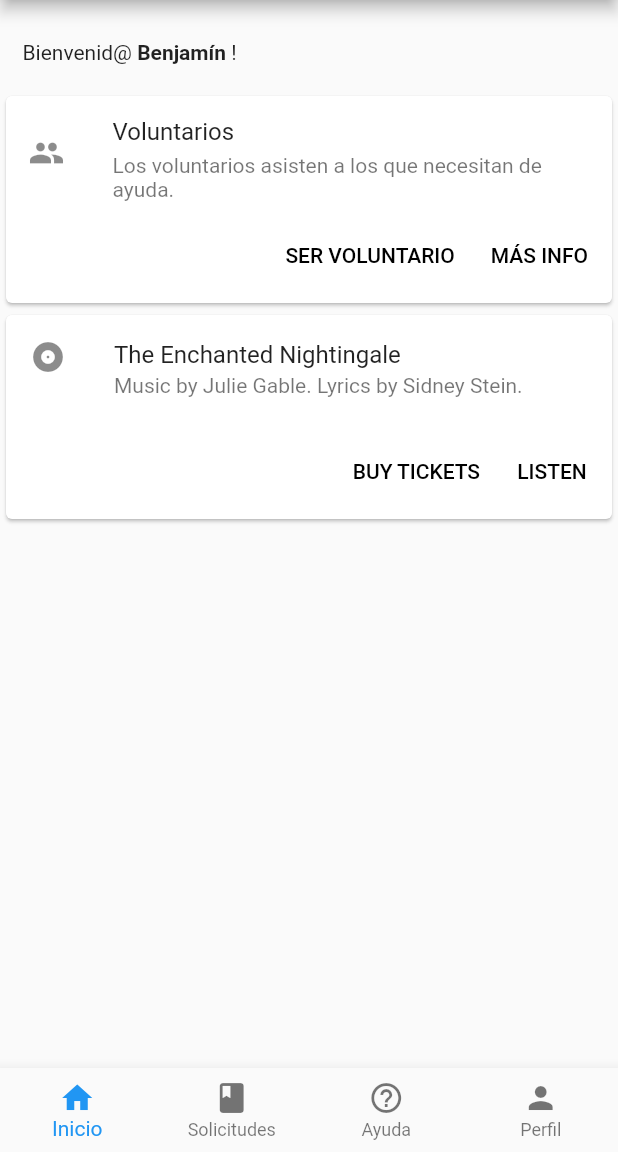
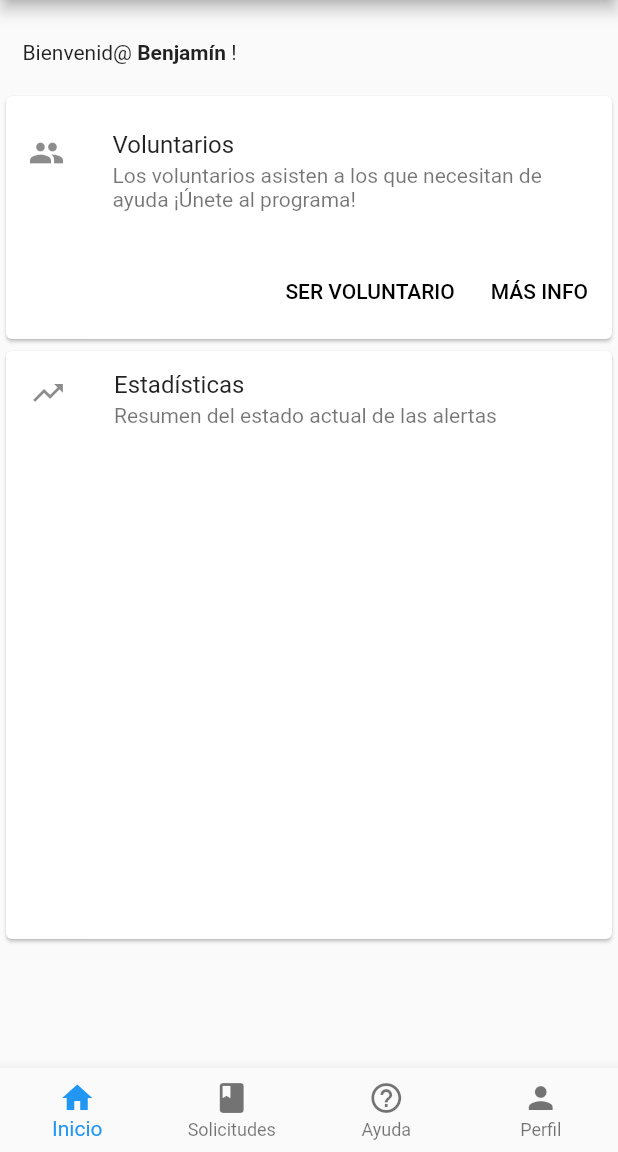
Before and after one commit to begandroide/sars-help, a Flutter app: the HomePage screen opened directly, on a phone screen of 412 x 824 dp, the part 84-1236 px from its top. Run offline on Flutter 3.47's test engine with Material 2 defaults, Android fonts, the phone set to English and light mode, and no system bars; our stand-ins replace cloud_firestore, firebase_auth, google_maps_flutter; missing offline and left inert: age; accounts and stored records are empty.

Commit message:
Vista de home content es modificada para mostrar info requerida, queda pendiente hacer todo el detalle dentro de los cards y distintas ventanas cuando presiona un botón.

```diff
--- a/sarshelp/lib/screens/home_content.dart
+++ b/sarshelp/lib/screens/home_content.dart
@@ -2,17 +2,33 @@
 import 'package:flutter/cupertino.dart';
 import 'package:flutter/material.dart';
 
-class HomeContent extends StatelessWidget {
+class HomeContent extends StatefulWidget {
+  @override
+  _HomeContentState createState() => _HomeContentState();
+}
+
+class _HomeContentState extends State<HomeContent> {
+  BuildContext context;
+
   @override
   Widget build(BuildContext context) {
-    return showHomeContent(context);
+    this.context = context;
+    return showHomeContent();
   }
 
+  Widget showHomeContent() {
+    return Center(
+        child: Column(children: <Widget>[
+          _getWelcomeHeader(),
+          _getVoluntiersCard(),
+          _getGeneralStatistics()
+
+        ],)
+      );
   }
 
-Widget showHomeContent(BuildContext context) {
-  return Center(
-      child: Column(children: <Widget>[
+  Widget _getWelcomeHeader() {
+    return
       Container(
         alignment: Alignment.centerLeft,
         height: 50.0,
@@ -27,7 +43,11 @@ Widget showHomeContent(BuildContext context) {
             ]
           )
         ),
-        ),
+      );
+  }
+
+  Widget _getVoluntiersCard() {
+    return
       Card(
         child: Column(
           mainAxisSize: MainAxisSize.min,
@@ -35,14 +55,11 @@ Widget showHomeContent(BuildContext context) {
             const ListTile(
               leading: Icon(Icons.people),
               contentPadding: EdgeInsets.only(left: 15.0,right: 40.0, top:10.0),
-                title: Padding(
-                  padding: EdgeInsets.only(bottom:5),
-                  child:
-                    Text(
+              title: Text(
                     'Voluntarios',
                 ),
-                  ),
-                subtitle: Text('Los voluntarios asisten a los que necesitan de ayuda.'),
+              subtitle: Text('Los voluntarios asisten a los que necesitan de ayuda ¡Únete al programa!'),
+              isThreeLine: true,
             ),
             ButtonBar(
               children: <Widget>[
@@ -58,33 +75,26 @@ Widget showHomeContent(BuildContext context) {
             ),
           ],
         ),
-        ),
-        Card(
+      );
+  }
 
+  Widget _getGeneralStatistics() {
+    return
+      SizedBox(
+        height: 400,
+        child: Card(
           child: Column(
             mainAxisSize: MainAxisSize.min,
             children: <Widget>[
               const ListTile(
-                leading: Icon(Icons.album),
-                title: Text('The Enchanted Nightingale'),
-                subtitle: Text('Music by Julie Gable. Lyrics by Sidney Stein.'),
-              ),
-              ButtonBar(
-                children: <Widget>[
-                  FlatButton(
-                    child: const Text('BUY TICKETS'),
-                    onPressed: () {/* ... */},
-                  ),
-                  FlatButton(
-                    child: const Text('LISTEN'),
-                    onPressed: () {/* ... */},
-                  ),
+                leading: Icon(Icons.trending_up),
+                title: Text('Estadísticas'),
+                subtitle: Text('Resumen del estado actual de las alertas'),
+                isThreeLine: true,
+              )
             ],
           ),
-            ],
-          ),
-        ),
-
-      ],)
+        )
       );
   }
+}
```
Lines whose indentation alone changed are shown as unchanged.
